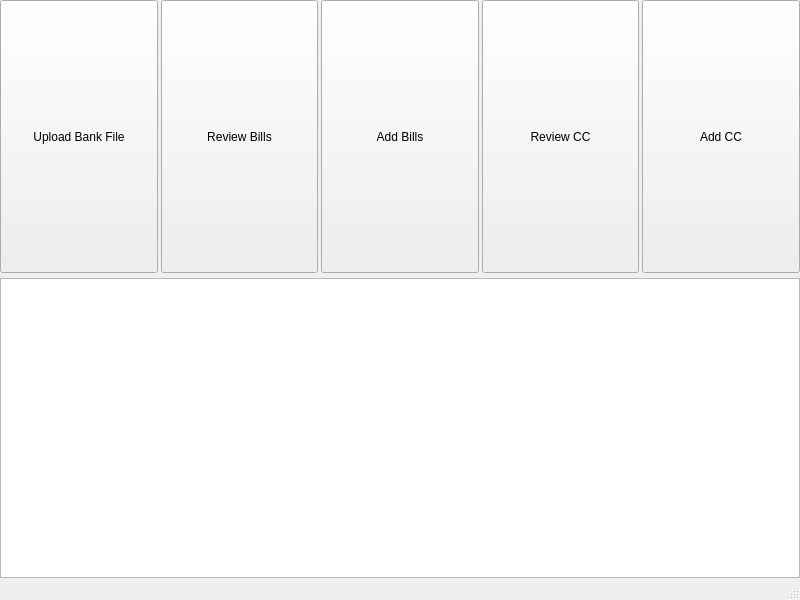
This is mainwindow.ui in SpencerHD2020/BudgetTrack24 as Qt 5 draws it before an edit. The edited form follows.
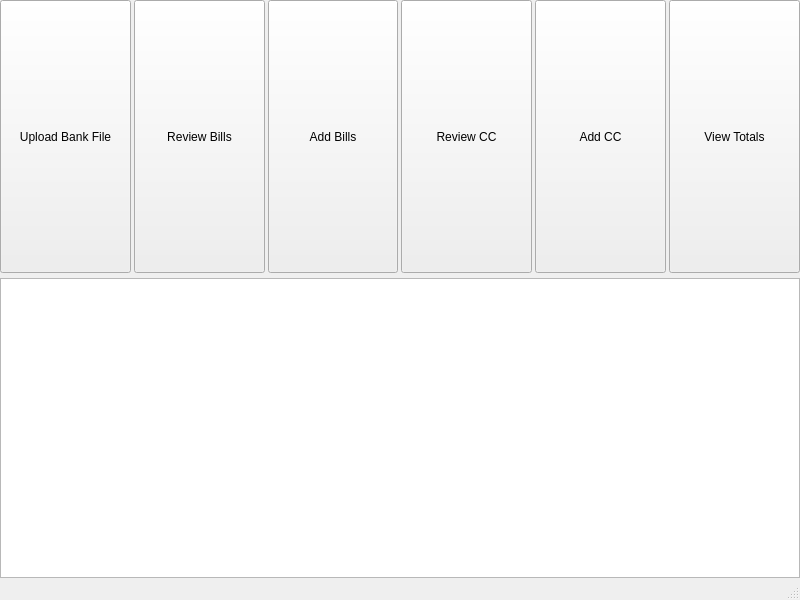
This is the edited form.

Commit message: Added Button to get back to totals

The edit to the form file:
```diff
--- a/mainwindow.ui
+++ b/mainwindow.ui
@@ -136,6 +136,25 @@
         </property>
        </widget>
       </item>
+      <item>
+       <widget class="QPushButton" name="ViewTotalsButton">
+        <property name="sizePolicy">
+         <sizepolicy hsizetype="Expanding" vsizetype="Expanding">
+          <horstretch>0</horstretch>
+          <verstretch>0</verstretch>
+         </sizepolicy>
+        </property>
+        <property name="minimumSize">
+         <size>
+          <width>100</width>
+          <height>20</height>
+         </size>
+        </property>
+        <property name="text">
+         <string>View Totals</string>
+        </property>
+       </widget>
+      </item>
      </layout>
     </item>
     <item>
```
Left out of the diff: 2 changed lines with no effect on the pictures. The commit also changes 2 other files.
